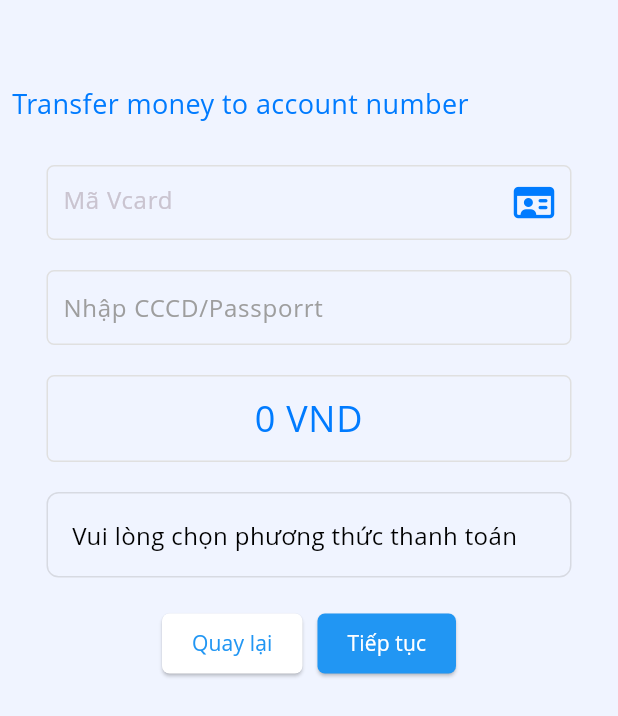
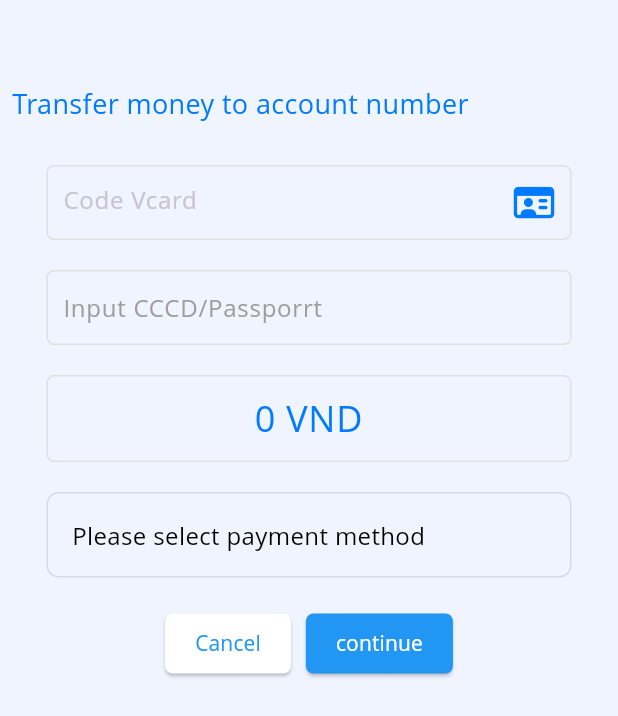
Before and after one commit to VegaCity/vegacity, a Flutter app: the TransferScreen screen opened directly with empty values, on a phone screen of 412 x 824 dp. Shown: the top 716 px of the screen. Run offline on Flutter 3.47's test engine with Material 3 defaults, Android fonts, the phone set to English and light mode, and no system bars; our stand-ins replace animate_do, auto_route, dio, firebase_auth, flutter_hooks, flutter_riverpod and 16 more; missing offline and left inert: dart:ffi, mobile_scanner, qr_scanner_overlay, vietmap_flutter_gl; accounts and stored records are empty; generated files the repository leaves out were written again; Roboto replaces fonts that are missing (Open Sans).

Commit message:
hoang_8Nov_fixPayment

```diff
--- a/lib/features/payment/presentation/screen/transfer_screen.dart
+++ b/lib/features/payment/presentation/screen/transfer_screen.dart
@@ -111,7 +111,7 @@ class TransferScreen extends HookConsumerWidget {
         child: TextField(
           controller: etagCodeController,
           decoration: const InputDecoration(
-            hintText: 'Mã Vcard',
+            hintText: 'Code Vcard',
             border: InputBorder.none,
             contentPadding: EdgeInsets.symmetric(vertical: 10, horizontal: 10),
             suffixIcon: Icon(FontAwesomeIcons.idCard, color: Color(0xFF007BFF)),
@@ -133,7 +133,7 @@ class TransferScreen extends HookConsumerWidget {
         child: TextField(
           controller: cccdController,
           decoration: const InputDecoration(
-            hintText: 'Nhập CCCD/Passporrt',
+            hintText: 'Input CCCD/Passporrt',
             border: InputBorder.none,
             contentPadding: EdgeInsets.all(10),
             hintStyle: TextStyle(color: Colors.grey),
@@ -189,7 +189,7 @@ class TransferScreen extends HookConsumerWidget {
             valueListenable: paymentType,
             builder: (context, value, child) {
               return Text(
-                value.isEmpty ? 'Vui lòng chọn phương thức thanh toán' : value,
+                value.isEmpty ? 'Please select payment method' : value,
                 style: const TextStyle(
                   // color: value.isEmpty ? Colors.grey : Colors.black,
                   color: Colors.black,
@@ -214,28 +214,32 @@ class TransferScreen extends HookConsumerWidget {
           child: Column(
             children: [
               ListTile(
-                title: const Text('Momo'),
+                title:
+                    const Text('Momo', style: TextStyle(color: Colors.black)),
                 onTap: () {
                   paymentType.value = 'Momo';
                   Navigator.pop(context);
                 },
               ),
               ListTile(
-                title: const Text('VnPay'),
+                title:
+                    const Text('VnPay', style: TextStyle(color: Colors.black)),
                 onTap: () {
                   paymentType.value = 'VnPay';
                   Navigator.pop(context);
                 },
               ),
               ListTile(
-                title: const Text('PayOS'),
+                title:
+                    const Text('PayOS', style: TextStyle(color: Colors.black)),
                 onTap: () {
                   paymentType.value = 'PayOS';
                   Navigator.pop(context);
                 },
               ),
               ListTile(
-                title: const Text('ZaloPay'),
+                title: const Text('ZaloPay',
+                    style: TextStyle(color: Colors.black)),
                 onTap: () {
                   paymentType.value = 'ZaloPay';
                   Navigator.pop(context);
@@ -278,7 +282,7 @@ class TransferScreen extends HookConsumerWidget {
             padding: const EdgeInsets.symmetric(
                 horizontal: 20, vertical: 10), // Padding tùy chỉnh
           ),
-          child: const Text('Quay lại'),
+          child: const Text('Cancel'),
         ),
         const SizedBox(width: 10),
         ElevatedButton(
@@ -305,7 +309,7 @@ class TransferScreen extends HookConsumerWidget {
             padding: const EdgeInsets.symmetric(
                 horizontal: 20, vertical: 10), // Padding tùy chỉnh
           ),
-          child: const Text('Tiếp tục'),
+          child: const Text('continue'),
         ),
       ],
     );
--- a/lib/features/vcard/presentation/widget/package_item.dart
+++ b/lib/features/vcard/presentation/widget/package_item.dart
@@ -121,7 +121,7 @@ class PackageItem extends HookConsumerWidget {
                         );
                       },
                       child: const Text(
-                        'Nạp tiền',
+                        'Deposit money',
                         style: TextStyle(
                           fontSize: 16,
                           color: Colors.white,
```
